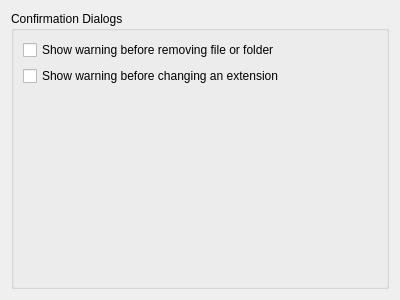
Qt form src/plugins/filemanager/globalsettings.ui (ABBAPOH/andromeda) before a commit.
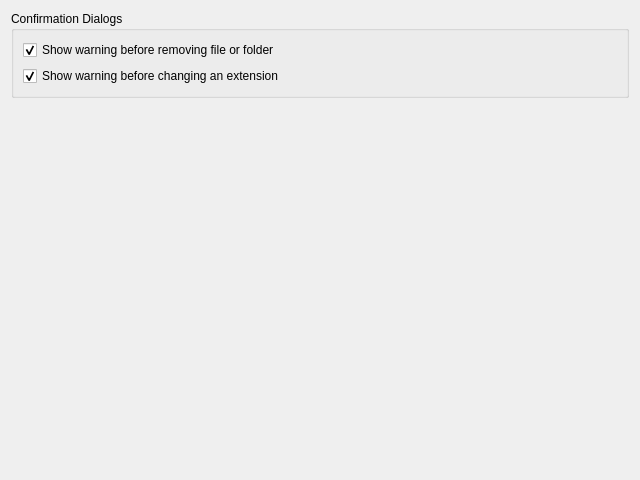
The same form after that commit.

```diff
--- a/src/plugins/filemanager/globalsettings.ui
+++ b/src/plugins/filemanager/globalsettings.ui
@@ -6,15 +6,15 @@
    <rect>
     <x>0</x>
     <y>0</y>
-    <width>400</width>
-    <height>300</height>
+    <width>640</width>
+    <height>480</height>
    </rect>
   </property>
   <property name="windowTitle">
    <string>Global Settings</string>
   </property>
-  <layout class="QVBoxLayout" name="verticalLayout">
-   <item>
+  <layout class="QGridLayout" name="gridLayout">
+   <item row="0" column="0">
     <widget class="QGroupBox" name="groupBox">
      <property name="title">
       <string>Confirmation Dialogs</string>
@@ -25,6 +25,9 @@
         <property name="text">
          <string>Show warning before removing file or folder</string>
         </property>
+        <property name="checked">
+         <bool>true</bool>
+        </property>
        </widget>
       </item>
       <item row="1" column="0">
@@ -32,9 +35,15 @@
         <property name="text">
          <string>Show warning before changing an extension</string>
         </property>
+        <property name="checked">
+         <bool>true</bool>
+        </property>
        </widget>
       </item>
-      <item row="2" column="0">
+     </layout>
+    </widget>
+   </item>
+   <item row="1" column="0">
        <spacer name="verticalSpacer">
         <property name="orientation">
          <enum>Qt::Vertical</enum>
@@ -46,9 +55,6 @@
          </size>
         </property>
        </spacer>
-      </item>
-     </layout>
-    </widget>
    </item>
   </layout>
  </widget>
```
Lines whose indentation alone changed are shown as unchanged.
